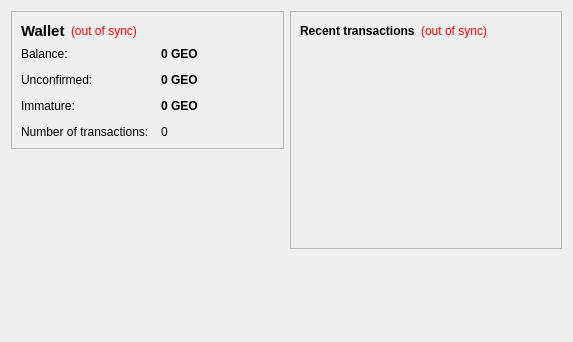
Konda90/Wallet, file src/qt/forms/overviewpage.ui: the form before one commit.
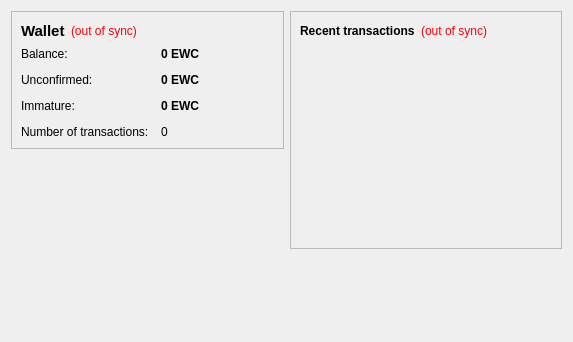
The form after the commit.

```diff
--- a/src/qt/forms/overviewpage.ui
+++ b/src/qt/forms/overviewpage.ui
@@ -105,7 +105,7 @@
              <string>Your current balance</string>
             </property>
             <property name="text">
-             <string notr="true">0 GEO</string>
+             <string notr="true">0 EWC</string>
             </property>
             <property name="textInteractionFlags">
              <set>Qt::LinksAccessibleByMouse|Qt::TextSelectableByKeyboard|Qt::TextSelectableByMouse</set>
@@ -134,7 +134,7 @@
              <string>Total of transactions that have yet to be confirmed, and do not yet count toward the current balance</string>
             </property>
             <property name="text">
-             <string notr="true">0 GEO</string>
+             <string notr="true">0 EWC</string>
             </property>
             <property name="textInteractionFlags">
              <set>Qt::LinksAccessibleByMouse|Qt::TextSelectableByKeyboard|Qt::TextSelectableByMouse</set>
@@ -177,7 +177,7 @@
              <string>Mined balance that has not yet matured</string>
             </property>
             <property name="text">
-             <string notr="true">0 GEO</string>
+             <string notr="true">0 EWC</string>
             </property>
             <property name="textInteractionFlags">
              <set>Qt::LinksAccessibleByMouse|Qt::TextSelectableByKeyboard|Qt::TextSelectableByMouse</set>
```
